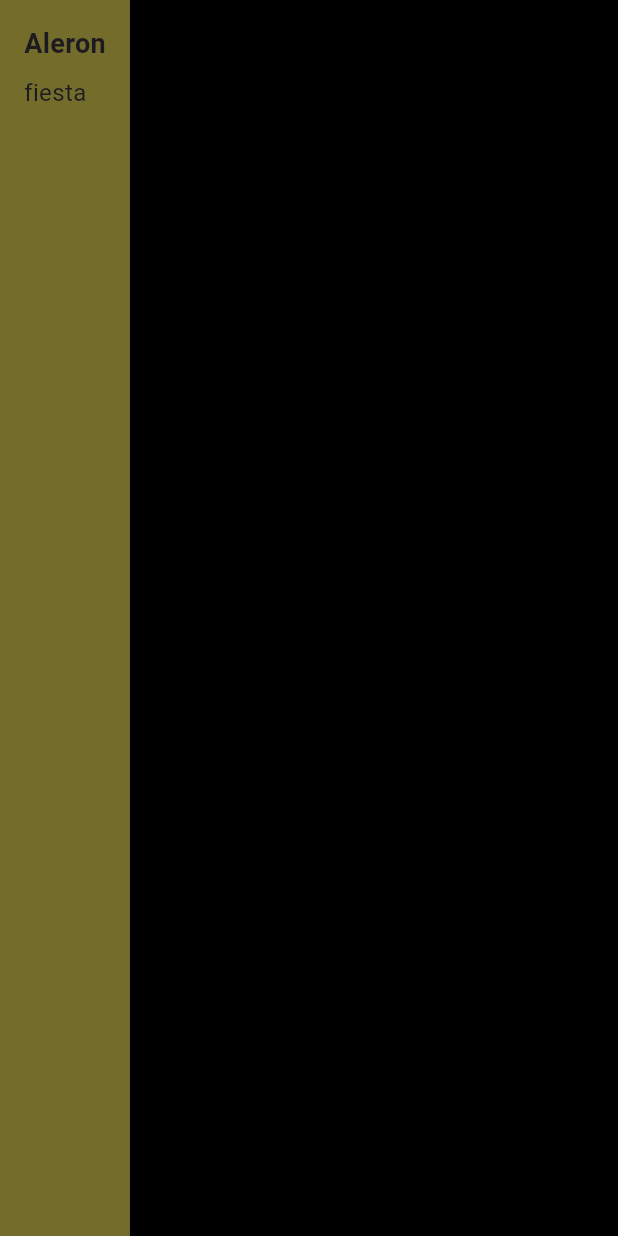
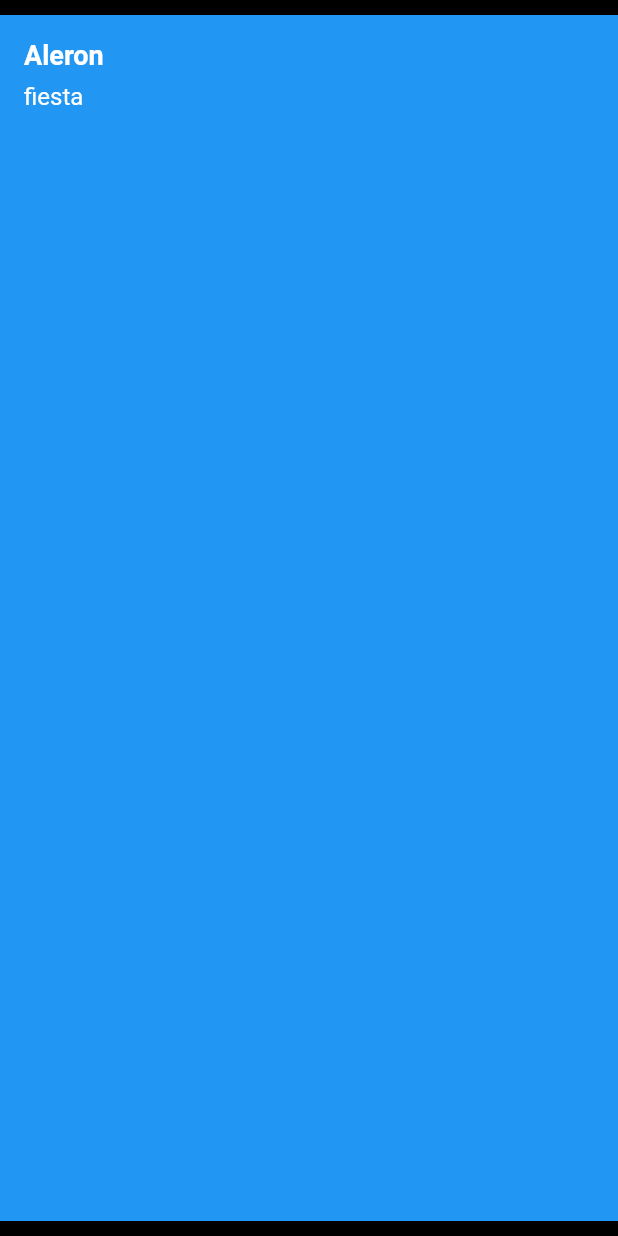
Before and after one commit to r3vega/fomo_app, a Flutter app: the EventCellWidget widget shown alone on an empty page, opened directly, on a phone screen of 412 x 824 dp. Run offline on Flutter 3.47's test engine with Material 3 defaults, Android fonts, the light colour scheme and no system bars; our stand-ins replace get.

Commit message:
Create event colum in home

```diff
--- a/lib/controllers/controllers.dart
+++ b/lib/controllers/controllers.dart
@@ -1 +1,2 @@
 export 'response_controller.dart';
+export 'home_controllers.dart';
--- a/lib/theme.dart
+++ b/lib/theme.dart
@@ -88,7 +88,7 @@ TextButtonThemeData textButtonTheme = TextButtonThemeData(
     backgroundColor: MaterialStateProperty.all<Color>(Colors.blue),
     foregroundColor: MaterialStateProperty.all<Color>(Colors.white),
     padding: MaterialStateProperty.all<EdgeInsets>(
-      EdgeInsets.symmetric(vertical: 16.0, horizontal: 32.0),
+      EdgeInsets.symmetric(vertical: 0, horizontal: 0),
     ),
     textStyle: MaterialStateProperty.all<TextStyle>(TextStyle(fontSize: 18)),
     shape: MaterialStateProperty.all<RoundedRectangleBorder>(
--- a/lib/view_models/view_models.dart
+++ /dev/null
@@ -1 +0,0 @@
-export 'event_view_model.dart';
--- a/lib/widgets/event_cell.dart
+++ b/lib/widgets/event_cell.dart
@@ -1,5 +1,6 @@
 import 'package:flutter/material.dart';
 import 'package:fomo/models/models.dart';
+import 'package:fomo/utils/navigation.dart';
 
 class EventCellWidget extends StatelessWidget {
   final String name;
@@ -13,13 +14,15 @@ class EventCellWidget extends StatelessWidget {
 
   @override
   Widget build(BuildContext context) {
-    return Container(
-      color: const Color.fromARGB(255, 116, 108, 43), // Contenedor amarillo
-      padding: const EdgeInsets.all(
-          16.0), // Padding opcional para mejorar la presentación
+    return Padding(
+      padding: const EdgeInsets.symmetric(vertical: 10),
+      child: TextButton(
+        child: Container(
+          color: Theme.of(context).primaryColor, // Contenedor amarillo
+          padding: const EdgeInsets.all(16.0),
           child: Column(
             crossAxisAlignment:
-            CrossAxisAlignment.start, // Alinea los textos a la izquierda
+                CrossAxisAlignment.stretch, // Alinea los textos a la izquierda
             children: [
               Text(
                 name,
@@ -37,6 +40,9 @@ class EventCellWidget extends StatelessWidget {
               ),
             ],
           ),
+        ),
+        onPressed: () => toScreen("/CHAT"),
+      ),
     );
   }
 }
```
Also changed, not shown: lib/controllers/home_controllers.dart (added, +24 -0 lines), lib/models/event.dart (+3 -17 lines), lib/screens/chat.dart (+5 -3 lines), lib/screens/home.dart (+19 -22 lines), lib/view_models/event_view_model.dart (deleted, +0 -13 lines). Lines whose indentation alone changed are shown as unchanged.
